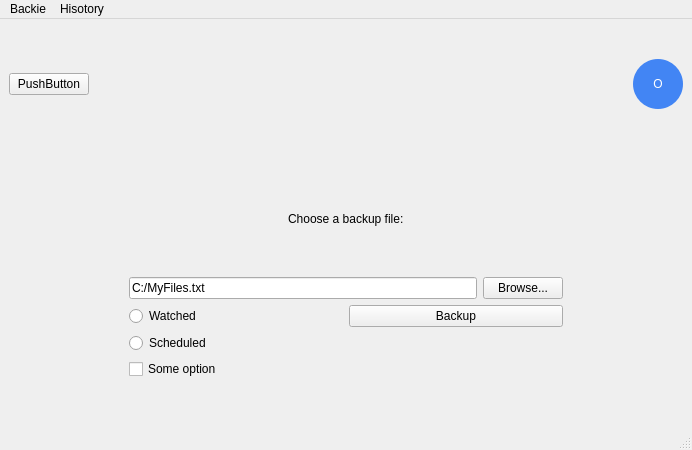
Old version of the form mainwindow.ui in the repository Marchell0o0/Backie.
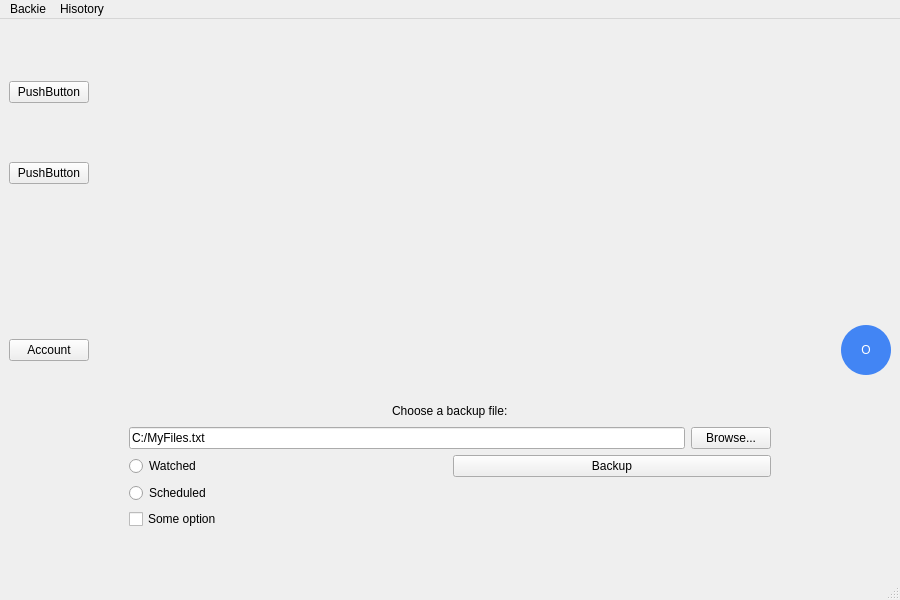
New version of the form.

What changed in the file:
```diff
--- a/mainwindow.ui
+++ b/mainwindow.ui
@@ -6,8 +6,8 @@
    <rect>
     <x>0</x>
     <y>0</y>
-    <width>692</width>
-    <height>450</height>
+    <width>900</width>
+    <height>600</height>
    </rect>
   </property>
   <property name="sizePolicy">
@@ -27,7 +27,7 @@
     </sizepolicy>
    </property>
    <layout class="QGridLayout" name="gridLayout">
-    <item row="4" column="0">
+    <item row="1" column="0">
      <layout class="QHBoxLayout" name="horizontalLayout_2">
       <item>
        <layout class="QVBoxLayout" name="verticalLayout_4">
@@ -43,7 +43,7 @@
            </sizepolicy>
           </property>
           <property name="text">
-           <string>PushButton</string>
+           <string>Account</string>
           </property>
          </widget>
         </item>
@@ -136,7 +136,7 @@
       </item>
      </layout>
     </item>
-    <item row="5" column="0">
+    <item row="2" column="0">
      <layout class="QVBoxLayout" name="verticalLayout">
       <item>
        <layout class="QVBoxLayout" name="verticalLayout_5">
@@ -247,7 +247,60 @@
       </item>
      </layout>
     </item>
-    <item row="6" column="0">
+    <item row="0" column="0">
+     <widget class="QStackedWidget" name="mainStackedWidget">
+      <widget class="QWidget" name="page_7">
+       <widget class="QWidget" name="widget" native="true">
+        <property name="geometry">
+         <rect>
+          <x>0</x>
+          <y>0</y>
+          <width>881</width>
+          <height>211</height>
+         </rect>
+        </property>
+        <widget class="QWidget" name="horizontalLayoutWidget">
+         <property name="geometry">
+          <rect>
+           <x>0</x>
+           <y>0</y>
+           <width>881</width>
+           <height>211</height>
+          </rect>
+         </property>
+         <layout class="QHBoxLayout" name="horizontalLayout">
+          <item>
+           <layout class="QVBoxLayout" name="verticalLayout_2">
+            <item>
+             <widget class="QPushButton" name="pushButton_3">
+              <property name="text">
+               <string>PushButton</string>
+              </property>
+             </widget>
+            </item>
+            <item>
+             <widget class="QPushButton" name="pushButton_4">
+              <property name="text">
+               <string>PushButton</string>
+              </property>
+             </widget>
+            </item>
+           </layout>
+          </item>
+          <item>
+           <widget class="QStackedWidget" name="stackedWidget_2">
+            <widget class="QWidget" name="page_19"/>
+            <widget class="QWidget" name="page_20"/>
+           </widget>
+          </item>
+         </layout>
+        </widget>
+       </widget>
+      </widget>
+      <widget class="QWidget" name="page_8"/>
+     </widget>
+    </item>
+    <item row="3" column="0">
      <layout class="QHBoxLayout" name="horizontalLayout_4">
       <item>
        <layout class="QHBoxLayout" name="horizontalLayout_10">
@@ -342,7 +395,7 @@
     <rect>
      <x>0</x>
      <y>0</y>
-     <width>692</width>
+     <width>900</width>
      <height>24</height>
     </rect>
    </property>
```
Left out of the diff: 2 changed lines with no effect on the pictures.
